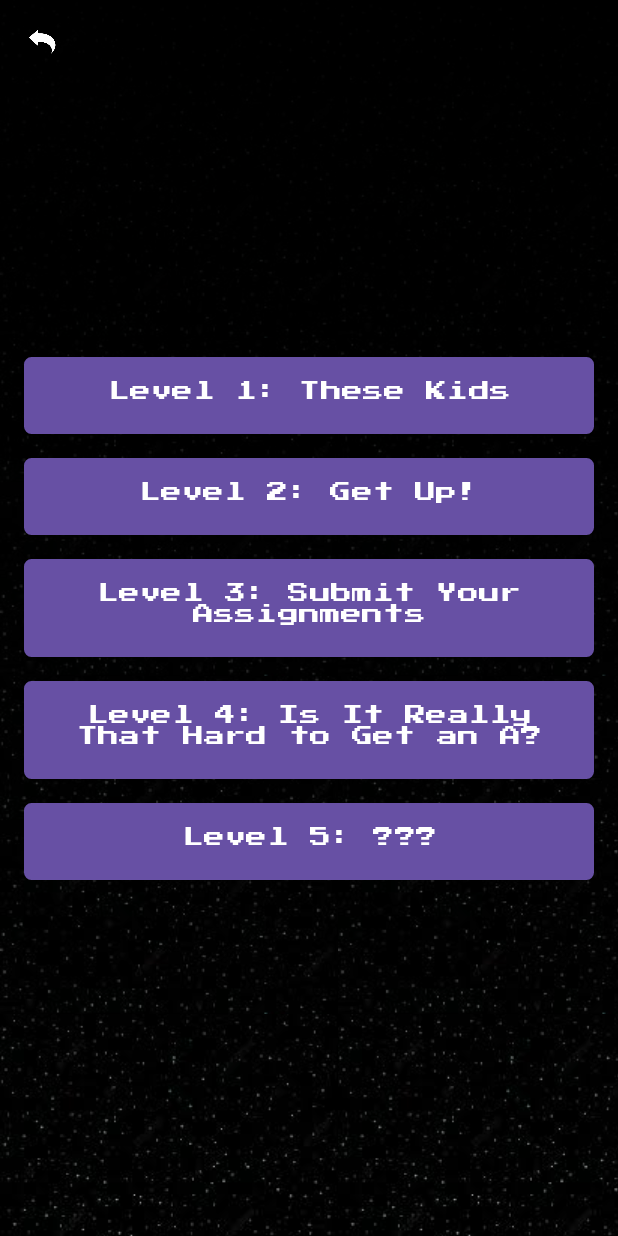
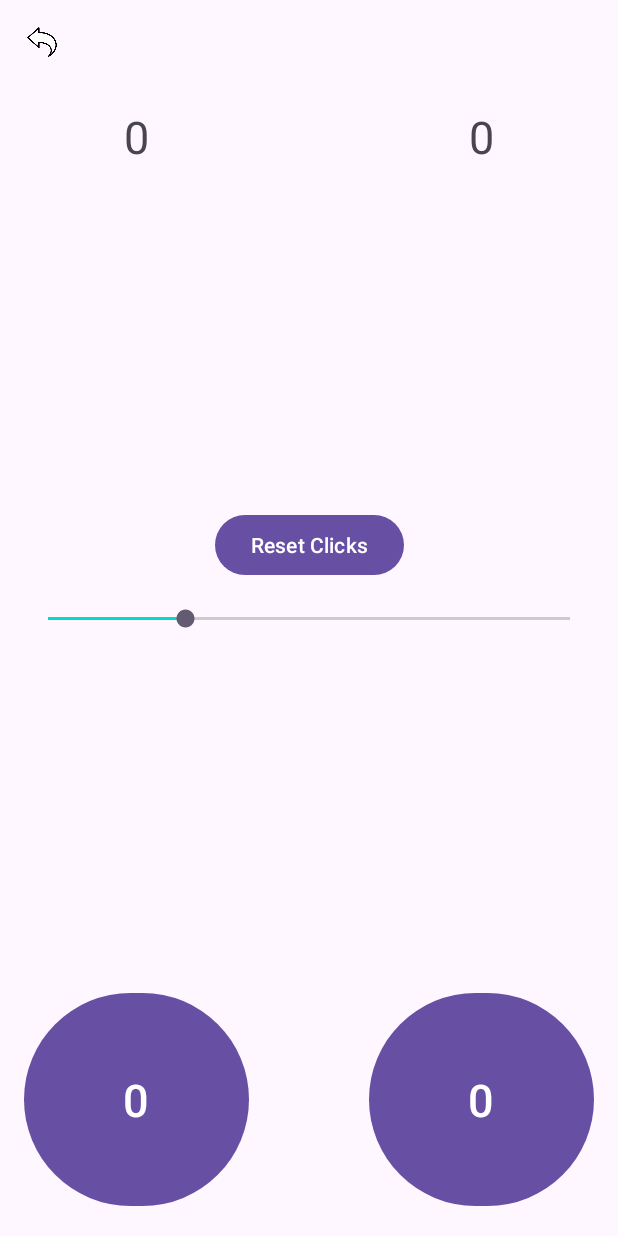
Before and after one commit to adhirajchhoda/tj_mobile, an Android app: the MainMenuActivity screen opened directly, with no data from a screen before it, after a tap on "Level 3: Submit Your Assignments", on a phone screen of 412 x 824 dp. Run offline under Robolectric (Android 15) with nearby library versions, the phone set to English and light mode, and no system bars.

Commit message:
added lab 03 and did detail work

```diff
--- a/app/src/main/AndroidManifest.xml
+++ b/app/src/main/AndroidManifest.xml
@@ -22,6 +22,7 @@
         <activity android:name=".SettingsActivity" />
         <activity android:name=".Lab01Activity" />
         <activity android:name=".Lab02Activity" />
+        <activity android:name=".Lab03Activity" android:exported="false" />
     </application>
 
 </manifest>
--- /dev/null
+++ b/app/src/main/java/com/adhiraj/lab01/Lab03Activity.java
@@ -0,0 +1,220 @@
+package com.adhiraj.lab01;
+
+import android.content.SharedPreferences;
+import android.graphics.Color;
+import android.os.Bundle;
+import android.view.View;
+import android.widget.Button;
+import android.widget.ImageButton;
+import android.widget.SeekBar;
+import android.widget.TextView;
+import android.widget.Toast;
+
+import androidx.appcompat.app.AppCompatActivity;
+import androidx.constraintlayout.widget.ConstraintLayout;
+
+import com.google.android.material.snackbar.Snackbar;
+
+import java.util.ArrayList;
+import java.util.Iterator;
+import java.util.List;
+
+public class Lab03Activity extends AppCompatActivity implements View.OnClickListener, View.OnLongClickListener, SeekBar.OnSeekBarChangeListener {
+
+
+    private TextView topLeftTextView, topRightTextView;
+    private Button bottomLeftButton, bottomRightButton, resetClicksButton;
+    private ImageButton backButton;
+    private TextView[] views;
+    private SeekBar seekBar;
+    private ConstraintLayout activityLayout;
+
+
+    private SharedPreferences sharedPreferences;
+    private SharedPreferences.Editor editor;
+    private static final String SHARED_PREFS_TAG = "com.tradan.lab03.sharedprefs";
+    private static final String SEEKBAR_PROGRESS_KEY = "seekbar_progress";
+
+
+
+    private int lastProgress;
+
+
+    private List<Long> clickTimestamps;
+    private static final long CPS_WINDOW_MS = 2000;
+
+
+    @Override
+    protected void onCreate(Bundle savedInstanceState) {
+        super.onCreate(savedInstanceState);
+        setContentView(R.layout.activity_lab03);
+
+
+        sharedPreferences = getSharedPreferences(SHARED_PREFS_TAG, MODE_PRIVATE);
+        editor = sharedPreferences.edit();
+
+
+        activityLayout = findViewById(R.id.activity_lab03_layout);
+        topLeftTextView = findViewById(R.id.lab03_topleft_txtvw);
+        topRightTextView = findViewById(R.id.lab03_topright_txtvw);
+        bottomLeftButton = findViewById(R.id.lab03_bottomleft_button);
+        bottomRightButton = findViewById(R.id.lab03_bottomright_button);
+        resetClicksButton = findViewById(R.id.lab03_reset_clicks_button);
+        backButton = findViewById(R.id.lab03_back_button);
+        seekBar = findViewById(R.id.lab03_seekbar);
+
+
+        views = new TextView[]{topLeftTextView, topRightTextView, bottomLeftButton, bottomRightButton};
+
+
+        activityLayout.setOnLongClickListener(this);
+        for (TextView view : views) {
+            view.setOnClickListener(this);
+        }
+        resetClicksButton.setOnClickListener(this);
+        backButton.setOnClickListener(this);
+        seekBar.setOnSeekBarChangeListener(this);
+
+
+        clickTimestamps = new ArrayList<>();
+
+
+    }
+
+    private void setInitialValues() {
+
+        for (TextView view : views) {
+            String savedValue = sharedPreferences.getString(view.getTag().toString(), getString(R.string.lab03_initial_corner_view_text));
+            view.setText(savedValue);
+        }
+        int savedProgress = sharedPreferences.getInt(SEEKBAR_PROGRESS_KEY, 30);
+        seekBar.setProgress(savedProgress);
+
+        for (TextView view : views) {
+            view.setTextSize(savedProgress);
+        }
+    }
+
+    @Override
+    protected void onResume() {
+        super.onResume();
+        setInitialValues();
+    }
+
+    @Override
+    protected void onPause() {
+        super.onPause();
+
+        editor.putInt(SEEKBAR_PROGRESS_KEY, seekBar.getProgress());
+        editor.apply();
+    }
+
+    @Override
+    public void onClick(View v) {
+        int viewId = v.getId();
+        if (viewId == R.id.lab03_reset_clicks_button) {
+            for (TextView cornerView : views) {
+                cornerView.setText(getString(R.string.lab03_initial_corner_view_text));
+                editor.putString(cornerView.getTag().toString(), getString(R.string.lab03_initial_corner_view_text));
+            }
+            editor.apply();
+            clickTimestamps.clear();
+            Toast.makeText(this, "Clicks reset!", Toast.LENGTH_SHORT).show();
+        } else if (viewId == R.id.lab03_back_button) {
+            finish();
+        } else if (v instanceof TextView) {
+            TextView clickedView = (TextView) v;
+            try {
+                int currentValue = Integer.parseInt(clickedView.getText().toString());
+                currentValue++;
+                clickedView.setText(String.valueOf(currentValue));
+
+
+                editor.putString(clickedView.getTag().toString(), String.valueOf(currentValue));
+                editor.apply();
+
+
+                long currentTime = System.currentTimeMillis();
+                clickTimestamps.add(currentTime);
+
+
+                Iterator<Long> iterator = clickTimestamps.iterator();
+                while (iterator.hasNext()) {
+                    if (iterator.next() < currentTime - CPS_WINDOW_MS) {
+                        iterator.remove();
+                    }
+                }
+
+                float currentCPS = 0;
+                if (CPS_WINDOW_MS > 0) {
+                     currentCPS = (float) clickTimestamps.size() / (CPS_WINDOW_MS / 1000.0f);
+                }
+                Toast.makeText(this, String.format("CPS: %.2f", currentCPS), Toast.LENGTH_SHORT).show();
+
+            } catch (NumberFormatException e) {
+
+                clickedView.setText(getString(R.string.lab03_initial_corner_view_text));
+                editor.putString(clickedView.getTag().toString(), getString(R.string.lab03_initial_corner_view_text));
+                editor.apply();
+            }
+        }
+    }
+
+    @Override
+    public boolean onLongClick(View v) {
+        if (v.getId() == R.id.activity_lab03_layout) {
+
+            editor.clear().apply();
+
+            setInitialValues();
+
+            clickTimestamps.clear();
+            Toast.makeText(this, "All data reset!", Toast.LENGTH_SHORT).show();
+            return true;
+        }
+        return false;
+    }
+
+
+    @Override
+    public void onProgressChanged(SeekBar seekBar, int progress, boolean fromUser) {
+        if (fromUser) {
+            for (TextView view : views) {
+                view.setTextSize(progress);
+            }
+        }
+    }
+
+    @Override
+    public void onStartTrackingTouch(SeekBar seekBar) {
+        lastProgress = seekBar.getProgress();
+    }
+
+    @Override
+    public void onStopTrackingTouch(SeekBar sb) {
+
+        editor.putInt(SEEKBAR_PROGRESS_KEY, sb.getProgress());
+        editor.apply();
+
+        String message = String.format(getString(R.string.lab03_snackbar_font_changed), sb.getProgress());
+        Snackbar snackbar = Snackbar.make(activityLayout, message, Snackbar.LENGTH_LONG);
+        snackbar.setAction(R.string.lab03_snackbar_action_undo, new View.OnClickListener() {
+            @Override
+            public void onClick(View view) {
+                sb.setProgress(lastProgress);
+
+                for (TextView tv : views) {
+                    tv.setTextSize(lastProgress);
+                }
+
+                editor.putInt(SEEKBAR_PROGRESS_KEY, lastProgress);
+                editor.apply();
+
+                String revertedMessage = String.format(getString(R.string.lab03_snackbar_font_reverted), lastProgress);
+                Snackbar.make(activityLayout, revertedMessage, Snackbar.LENGTH_SHORT).show();
+            }
+        });
+        snackbar.setActionTextColor(Color.CYAN);
+        snackbar.show();
+    }
+}
--- a/app/src/main/java/com/adhiraj/lab01/MainMenuActivity.java
+++ b/app/src/main/java/com/adhiraj/lab01/MainMenuActivity.java
@@ -29,37 +29,45 @@ public class MainMenuActivity extends AppCompatActivity {
         level5Button = findViewById(R.id.level_5_button);
         backButton = findViewById(R.id.back_button);
 
-        // Listener for Level 1 button to start Lab01Activity
+
         level1Button.setOnClickListener(v -> {
             Intent intent = new Intent(MainMenuActivity.this, Lab01Activity.class);
             startActivity(intent);
-            // Optionally, show a toast or log that Lab01Activity is being started
-            // Toast.makeText(MainMenuActivity.this, "Loading Lab 01...", Toast.LENGTH_SHORT).show();
+
+
         });
 
-        // Listener for Level 2 button to start Lab02Activity
+
         level2Button.setOnClickListener(v -> {
             Intent intent = new Intent(MainMenuActivity.this, Lab02Activity.class);
             startActivity(intent);
-            // Optionally, show a toast or log that Lab02Activity is being started
-            // Toast.makeText(MainMenuActivity.this, "Loading Lab 02...", Toast.LENGTH_SHORT).show();
+
+
         });
 
-        // Common listener for other level buttons (Levels 3-5)
+
+        level3Button.setOnClickListener(v -> {
+            Intent intent = new Intent(MainMenuActivity.this, Lab03Activity.class);
+            startActivity(intent);
+
+
+        });
+
+
         View.OnClickListener otherLevelsClickListener = v -> {
             Button b = (Button) v;
-            Toast.makeText(MainMenuActivity.this, b.getText().toString() + " selected! (Not Lab 01 or Lab 02)", Toast.LENGTH_SHORT).show();
-            // Implement navigation or other actions for these buttons as needed
+            Toast.makeText(MainMenuActivity.this, b.getText().toString() + " selected!", Toast.LENGTH_SHORT).show();
+
+
         };
 
-        level3Button.setOnClickListener(otherLevelsClickListener);
         level4Button.setOnClickListener(otherLevelsClickListener);
         level5Button.setOnClickListener(otherLevelsClickListener);
 
         backButton.setOnClickListener(v -> {
-            // Intent intent = new Intent(MainMenuActivity.this, MainActivity.class);
-            // startActivity(intent);
-            finish(); // Simply finish to go back to the previous activity (MainActivity)
+
+
+            finish();
         });
     }
 }
--- /dev/null
+++ b/app/src/main/res/layout/activity_lab03.xml
@@ -0,0 +1,90 @@
+<?xml version="1.0" encoding="utf-8"?>
+<androidx.constraintlayout.widget.ConstraintLayout xmlns:android="http://schemas.android.com/apk/res/android"
+    xmlns:app="http://schemas.android.com/apk/res-auto"
+    xmlns:tools="http://schemas.android.com/tools"
+    android:id="@+id/activity_lab03_layout"
+    android:layout_width="match_parent"
+    android:layout_height="match_parent"
+    android:padding="16dp"
+    tools:context=".Lab03Activity">
+
+    <ImageButton
+        android:id="@+id/lab03_back_button"
+        android:layout_width="24dp"
+        android:layout_height="24dp"
+        android:background="?attr/selectableItemBackgroundBorderless"
+        android:contentDescription="@string/back_button_desc"
+        android:scaleType="fitCenter"
+        android:src="@drawable/back_arrow"
+        android:elevation="4dp"
+        app:layout_constraintStart_toStartOf="parent"
+        app:layout_constraintTop_toTopOf="parent" />
+
+    <TextView
+        android:id="@+id/lab03_topleft_txtvw"
+        android:layout_width="@dimen/corner_view_size"
+        android:layout_height="@dimen/corner_view_size"
+        android:tag="topLeft"
+        android:text="@string/lab03_top_left_default_text"
+        android:gravity="center"
+        android:textSize="@dimen/corner_view_fontsize"
+        app:layout_constraintStart_toStartOf="parent"
+        app:layout_constraintTop_toTopOf="parent" />
+
+    <TextView
+        android:id="@+id/lab03_topright_txtvw"
+        android:layout_width="@dimen/corner_view_size"
+        android:layout_height="@dimen/corner_view_size"
+        android:tag="topRight"
+        android:text="@string/lab03_top_right_default_text"
+        android:gravity="center"
+        android:textSize="@dimen/corner_view_fontsize"
+        app:layout_constraintEnd_toEndOf="parent"
+        app:layout_constraintTop_toTopOf="parent" />
+
+    <Button
+        android:id="@+id/lab03_bottomleft_button"
+        android:layout_width="@dimen/corner_view_size"
+        android:layout_height="@dimen/corner_view_size"
+        android:tag="bottomLeft"
+        android:text="@string/lab03_bottom_left_default_text"
+        android:gravity="center"
+        android:textSize="@dimen/corner_view_fontsize"
+        app:layout_constraintStart_toStartOf="parent"
+        app:layout_constraintBottom_toBottomOf="parent" />
+
+    <Button
+        android:id="@+id/lab03_bottomright_button"
+        android:layout_width="@dimen/corner_view_size"
+        android:layout_height="@dimen/corner_view_size"
+        android:tag="botRight"
+        android:text="@string/lab03_bottom_right_default_text"
+        android:gravity="center"
+        android:textSize="@dimen/corner_view_fontsize"
+        app:layout_constraintEnd_toEndOf="parent"
+        app:layout_constraintBottom_toBottomOf="parent" />
+
+    <Button
+        android:id="@+id/lab03_reset_clicks_button"
+        android:layout_width="wrap_content"
+        android:layout_height="wrap_content"
+        android:text="@string/lab03_reset_clicks_button_text"
+        app:layout_constraintStart_toStartOf="parent"
+        app:layout_constraintEnd_toEndOf="parent"
+        app:layout_constraintBottom_toTopOf="@+id/lab03_seekbar"
+        android:layout_marginBottom="16dp" />
+
+    <SeekBar
+        android:id="@+id/lab03_seekbar"
+        android:layout_width="match_parent"
+        android:layout_height="wrap_content"
+        android:min="5"
+        android:max="100"
+        android:progress="30"
+        android:progressTint="@color/teal_200"
+        app:layout_constraintTop_toTopOf="parent"
+        app:layout_constraintBottom_toBottomOf="parent"
+        app:layout_constraintStart_toStartOf="parent"
+        app:layout_constraintEnd_toEndOf="parent" />
+
+</androidx.constraintlayout.widget.ConstraintLayout>
--- a/app/src/main/res/layout/activity_main.xml
+++ b/app/src/main/res/layout/activity_main.xml
@@ -8,7 +8,7 @@
     android:background="@drawable/main_background"
     tools:context=".MainActivity">
 
-    <!-- UI Elements on top of background/vignettes -->
+
     <ImageView
         android:id="@+id/rocket_imageview"
         android:layout_width="100dp"
--- a/app/src/main/res/values-night/themes.xml
+++ b/app/src/main/res/values-night/themes.xml
@@ -1,7 +1,7 @@
 <resources xmlns:tools="http://schemas.android.com/tools">
-    <!-- Base application theme. -->
+
     <style name="Base.Theme.Lab01" parent="Theme.Material3.DayNight.NoActionBar">
-        <!-- Customize your dark theme here. -->
-        <!-- <item name="colorPrimary">@color/my_dark_primary</item> -->
+
+
     </style>
 </resources>
--- a/app/src/main/res/values/colors.xml
+++ b/app/src/main/res/values/colors.xml
@@ -3,4 +3,5 @@
     <color name="black">#FF000000</color>
     <color name="white">#FFFFFFFF</color>
     <color name="nonchalant_red">#FFFF0000</color>
+    <color name="teal_200">#FF03DAC5</color>
 </resources>
--- a/app/src/main/res/values/dimens.xml
+++ b/app/src/main/res/values/dimens.xml
@@ -1,4 +1,8 @@
 <resources>
     <dimen name="lab02_greeting_text_size">30sp</dimen>
-    <dimen name="likes_textview_text_size">30sp</dimen> <!-- Added this as per previous step -->
+    <dimen name="likes_textview_text_size">30sp</dimen>
+
+
+    <dimen name="corner_view_size">150dp</dimen>
+    <dimen name="corner_view_fontsize">30sp</dimen>
 </resources>
--- a/app/src/main/res/values/strings.xml
+++ b/app/src/main/res/values/strings.xml
@@ -20,10 +20,10 @@
 
     <string name="high_score_text">HIGH SCORE: %1$d</string>
     <string-array name="power_ups_array">
-        <item>Power-up: Shield</item>
-        <item>Power-up: Speed Boost</item>
-        <item>Power-up: Double Points</item>
-        <item>Power-up: None</item>
+        <item>Shield</item>
+        <item>Speed Boost</item>
+        <item>Double Points</item>
+        <item>None</item>
     </string-array>
 
     <string name="settings_title">Settings</string>
@@ -36,6 +36,7 @@
     <string name="gt"><![CDATA[>]]></string>
     <string name="power_up_label">Power-up:</string>
     <string name="apply_button_text">Apply</string>
+    <string name="reset_button_text">Reset</string>
     <string name="back_button_desc">Back</string>
 
     <string name="lab01_greeting">Hello World</string>
@@ -69,5 +70,15 @@
     <string name="lab02_decrement_button_text">Decrement Planets</string>
     <string name="lab02_planet_display_initial">Current Planet</string>
 
-
+    <!-- Lab 03 Strings -->
+    <string name="lab03_initial_corner_view_text">0</string>
+    <string name="lab03_top_left_default_text">Top Left</string>
+    <string name="lab03_top_right_default_text">Top Right</string>
+    <string name="lab03_bottom_left_default_text">Bottom Left</string>
+    <string name="lab03_bottom_right_default_text">Bottom Right</string>
+    <string name="lab03_snackbar_font_changed">Font size changed to %1$dsp</string>
+    <string name="lab03_snackbar_action_undo">UNDO</string>
+    <string name="lab03_snackbar_font_reverted">Font size reverted to %1$dsp</string>
+    <string name="lab03_reset_clicks_button_text">Reset Clicks</string>
+    <string name="lab03_back_button_text">Back</string>
 </resources>
--- a/app/src/main/res/values/themes.xml
+++ b/app/src/main/res/values/themes.xml
@@ -1,8 +1,8 @@
 <resources xmlns:tools="http://schemas.android.com/tools">
-    <!-- Base application theme. -->
+
     <style name="Base.Theme.Lab01" parent="Theme.Material3.DayNight.NoActionBar">
-        <!-- Customize your light theme here. -->
-        <!-- <item name="colorPrimary">@color/my_light_primary</item> -->
+
+
     </style>
 
     <style name="Theme.Lab01" parent="Base.Theme.Lab01" />
```
Also changed, not shown: app/src/main/java/com/adhiraj/lab01/Lab01Activity.java (+4 -4 lines), app/src/main/java/com/adhiraj/lab01/Lab02Activity.java (+8 -8 lines), app/src/main/java/com/adhiraj/lab01/Rocket.java (+18 -18 lines), app/src/main/java/com/adhiraj/lab01/SettingsActivity.java (+47 -18 lines), app/src/main/java/com/adhiraj/lab01/Star.java (+14 -14 lines), app/src/main/res/layout/activity_settings.xml (+30 -12 lines).
